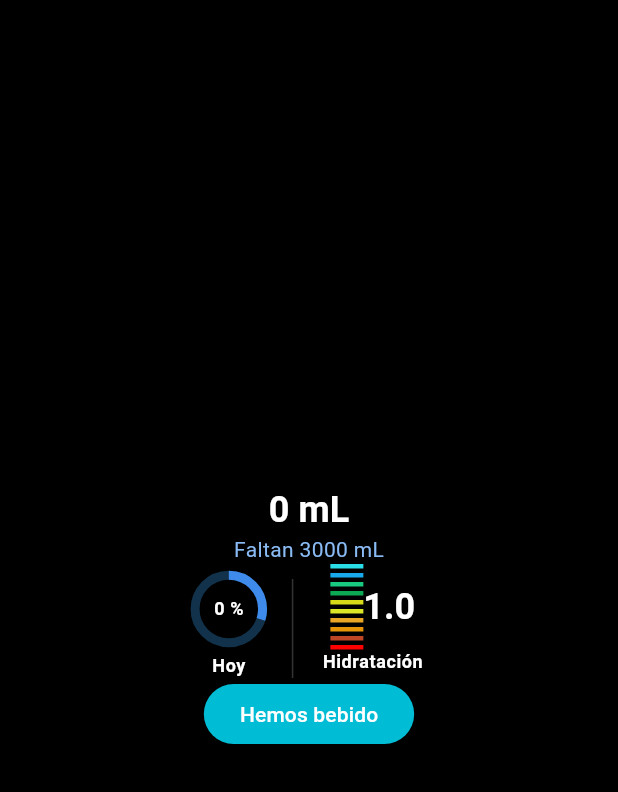
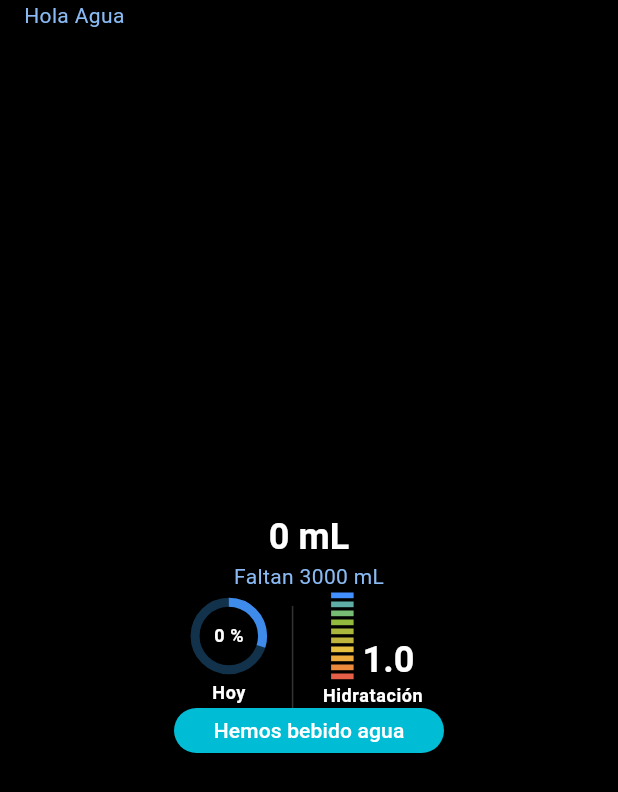
Before and after one commit to JoaMons2/flutter_water, a Flutter app: the screen it shows after launch, on a phone screen of 412 x 824 dp. Shown: the top 792 px of the screen. Run offline on Flutter 3.47's test engine with Material 2 defaults, Android fonts, the phone set to English and light mode, and no system bars.

Commit message:
Barra y Titulo

```diff
--- a/lib/assets/interval_progress_bar.dart
+++ b/lib/assets/interval_progress_bar.dart
@@ -13,6 +13,9 @@ class _IntervalProgressBarState extends State<IntervalProgressBar> {
     return Row(
       children: [
         _bar(),
+        const SizedBox(
+          width: 6,
+        ),
         _label(),
         _separator(),
       ],
@@ -22,33 +25,34 @@ class _IntervalProgressBarState extends State<IntervalProgressBar> {
 Widget _bar(){
   return Column(
     children: [
-      _interval(customColor: Color.fromARGB(255, 42, 222, 232)),
+      _interval(customColor: const Color.fromARGB(255, 66, 144, 255)),
         _separator(),
-      _interval(customColor: Color.fromARGB(255, 24, 169, 236)),
+      _interval(customColor: const Color.fromARGB(255, 94, 173, 167)),
         _separator(),
-      _interval(customColor: Color.fromARGB(255, 23, 202, 127)),
+      _interval(customColor: const Color.fromARGB(255, 118, 188, 116)),
         _separator(),
-      _interval(customColor: Color.fromARGB(255, 13, 170, 86)),
+      _interval(customColor: const Color.fromARGB(255, 145, 186, 62)),
         _separator(),
-      _interval(customColor: Color.fromARGB(255, 215, 218, 25)),
+      _interval(customColor: const Color.fromARGB(255, 169, 183, 60)),
         _separator(),
-      _interval(customColor: Color.fromARGB(255, 219, 229, 39)),
+      _interval(customColor: const Color.fromARGB(255, 192, 181, 60)),
         _separator(),
-      _interval(customColor: Color.fromARGB(255, 233, 165, 38)),
+      _interval(customColor: const Color.fromARGB(255, 230, 190, 64)),
         _separator(),
-      _interval(customColor: Color.fromARGB(255, 230, 149, 9)),
+      _interval(customColor: const Color.fromARGB(255, 237, 169, 59)),
         _separator(),
-      _interval(customColor: Color.fromARGB(255, 188, 70, 37)),
+      _interval(customColor: const Color.fromARGB(255, 235, 138, 60)),
         _separator(),
-      _interval(customColor: const Color.fromARGB(255, 255, 0, 0)),
+      _interval(customColor: const Color.fromARGB(255, 229, 95, 72)),
+        _separator(),
     ],
   );
 }
 
 Widget _interval({required Color customColor}){
   return SizedBox(
-    width: 22.0,
-    height: 3.0,
+    width: 15.0,
+    height: 3.8,
     child: DecoratedBox(
       decoration: BoxDecoration(
         color: customColor,
@@ -59,14 +63,21 @@ Widget _interval({required Color customColor}){
 
 Widget _separator(){
   return const SizedBox(
-    height: 3,
+    height: 2.2,
   );
 }
 
   Widget _label(){
-    return Text(
+    return Column(
+      children: [
+        const SizedBox(
+          height: 30.0,
+        ),
+        Text(
           '1.0',
           style: Theme.of(context).textTheme.headlineSmall,
+          ),
+      ],
     );
   }
 }
--- a/lib/main.dart
+++ b/lib/main.dart
@@ -18,6 +18,12 @@ class MyApp extends StatelessWidget {
       theme: ThemeData(
         scaffoldBackgroundColor: Colors.black,
         primaryColor: Colors.indigo,
+        appBarTheme: const AppBarTheme(
+          color: Colors.black,
+        ),
+        // extensions: <ThemeExtension<dynamic>>[
+        //   // CustomTheme(),
+        // ],
         textTheme:
         const TextTheme(
           headlineSmall: TextStyle(color: Colors.white,
--- a/lib/screens/start_screen.dart
+++ b/lib/screens/start_screen.dart
@@ -14,6 +14,16 @@ class _StartScreenState extends State<StartScreen> {
   Widget build(BuildContext context) {
 
     return Scaffold(
+      appBar: AppBar(
+        toolbarHeight: 20.0,
+        centerTitle: false,
+        leadingWidth: 0,
+        title: Text(
+          'Hola Agua',
+          style: Theme.of(context).textTheme.bodyMedium,
+        ),
+        //actions: [],
+        ),
       body: Column(
         mainAxisAlignment: MainAxisAlignment.center,
         children: [
@@ -125,9 +135,15 @@ Widget _hydration(){
 
 Widget _buttonReg(){
   return Center(
-            child: ElevatedButton(
-              onPressed: () { },
-              child: const Text('Hemos bebido'),
+            child: ConstrainedBox(
+              constraints: const BoxConstraints.tightFor(
+                width: 180,
+                height: 30,
+              ),
+              child: ElevatedButton(
+                onPressed: () { },
+                child: const Text('Hemos bebido agua'),
+              ),
             ),
           );
 }
```
Lines whose indentation alone changed are shown as unchanged.
